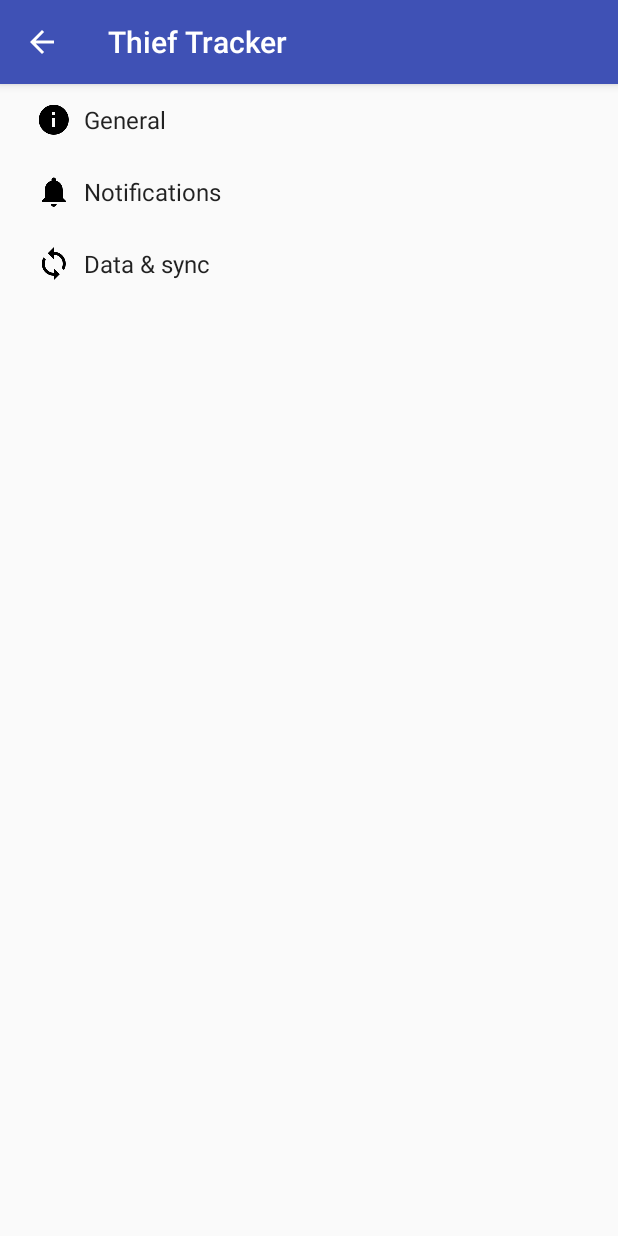
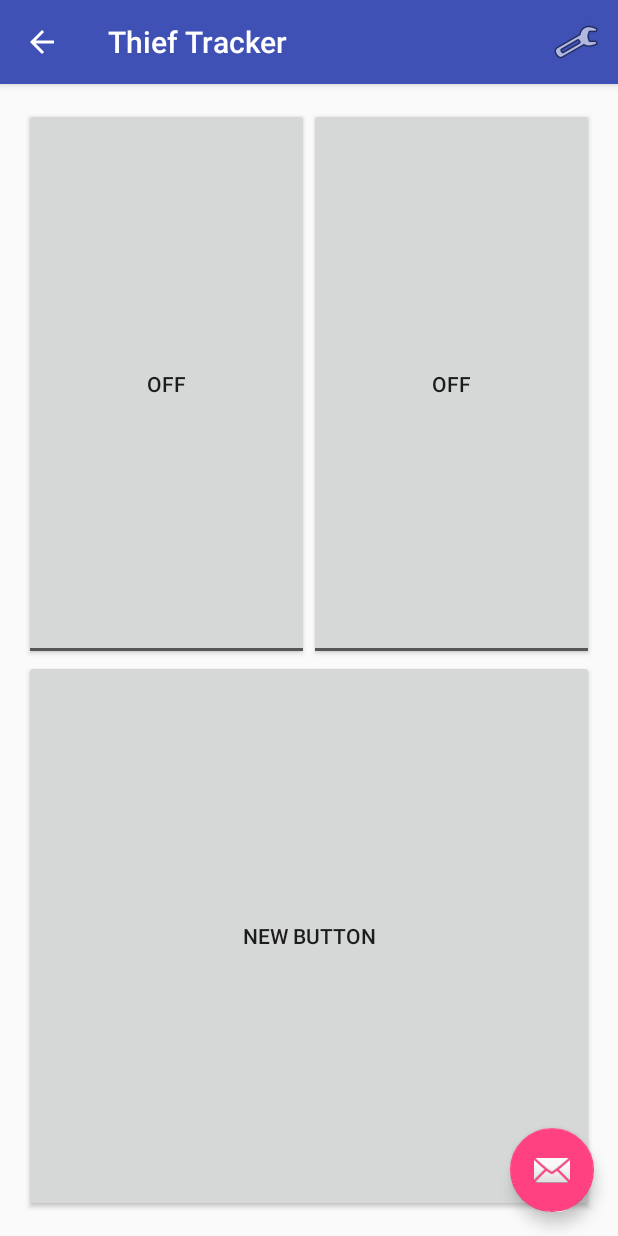
Before and after one commit to LeSphax/Thief-Tracker, an Android app: the screen it shows after launch (SettingsActivity before the commit, Home after it), on a phone screen of 412 x 824 dp. Run offline under Robolectric (Android 15) with nearby library versions, the phone set to English and light mode, and no system bars.

Commit message:
HomePage + Settings

```diff
--- a/app/build.gradle
+++ b/app/build.gradle
@@ -24,4 +24,5 @@ dependencies {
     testCompile 'junit:junit:4.12'
     compile 'com.android.support:appcompat-v7:23.0.1'
     compile 'com.android.support:support-v4:23.0.1'
+    compile 'com.android.support:design:23.0.1'
 }
--- a/app/src/main/AndroidManifest.xml
+++ b/app/src/main/AndroidManifest.xml
@@ -10,7 +10,14 @@
         android:theme="@style/AppTheme" >
         <activity
             android:name=".SettingsActivity"
-            android:label="@string/app_name" >
+            android:label="@string/title_activity_settings" >
+
+        </activity>
+        <activity
+            android:name=".Home"
+            android:exported="true"
+            android:label="@string/app_name"
+            android:theme="@style/AppTheme.NoActionBar" >
             <intent-filter>
                 <action android:name="android.intent.action.MAIN" />
 
--- /dev/null
+++ b/app/src/main/java/com/example/sbastien/thieftracker/Home.java
@@ -0,0 +1,60 @@
+package com.example.sbastien.thieftracker;
+
+import android.content.Intent;
+import android.os.Bundle;
+import android.support.design.widget.FloatingActionButton;
+import android.support.design.widget.Snackbar;
+import android.support.v7.app.ActionBar;
+import android.support.v7.app.AppCompatActivity;
+import android.support.v7.widget.Toolbar;
+import android.view.Menu;
+import android.view.MenuInflater;
+import android.view.MenuItem;
+import android.view.View;
+
+public class Home extends AppCompatActivity {
+
+    @Override
+    protected void onCreate(Bundle savedInstanceState) {
+        super.onCreate(savedInstanceState);
+        setContentView(R.layout.activity_home);
+        Toolbar toolbar = (Toolbar) findViewById(R.id.toolbar);
+        setSupportActionBar(toolbar);
+        setupActionBar();
+    }
+
+    /**
+     * Set up the {@link android.app.ActionBar}, if the API is available.
+     */
+    private void setupActionBar() {
+        ActionBar actionBar = getSupportActionBar();
+        if (actionBar != null) {
+            // Show the Up button in the action bar.
+            actionBar.setDisplayHomeAsUpEnabled(true);
+        }
+    }
+
+    @Override
+    public boolean onCreateOptionsMenu(Menu menu){
+        MenuInflater inflater = getMenuInflater();
+
+        inflater.inflate(R.menu.mainmenu, menu);
+
+        return true;
+    }
+
+    public boolean onOptionsItemSelected(MenuItem item){
+        int id = item.getItemId();
+        if (id == android.R.id.home) {
+            finish();
+            return true;
+        }
+        else{
+            Intent myIntent = new Intent(getApplicationContext(),SettingsActivity.class);
+            startActivityForResult(myIntent, 0);
+
+        }
+        return true;
+    }
+
+}
--- a/app/src/main/java/com/example/sbastien/thieftracker/SettingsActivity.java
+++ b/app/src/main/java/com/example/sbastien/thieftracker/SettingsActivity.java
@@ -162,6 +162,16 @@ public class SettingsActivity extends AppCompatPreferenceActivity {
                 || NotificationPreferenceFragment.class.getName().equals(fragmentName);
     }
 
+    @Override
+    public boolean onOptionsItemSelected(MenuItem item) {
+        int id = item.getItemId();
+        if (id == android.R.id.home) {
+            finish();
+            return true;
+        }
+        return super.onOptionsItemSelected(item);
+    }
+
     /**
      * This fragment shows general preferences only. It is used when the
      * activity is showing a two-pane settings UI.
--- /dev/null
+++ b/app/src/main/res/drawable/cart.xml
@@ -0,0 +1,4 @@
+<?xml version="1.0" encoding="utf-8"?>
+<selector xmlns:android="http://schemas.android.com/apk/res/android">
+
+</selector>
--- /dev/null
+++ b/app/src/main/res/layout/activity_home.xml
@@ -0,0 +1,25 @@
+<?xml version="1.0" encoding="utf-8"?>
+<android.support.design.widget.CoordinatorLayout
+    xmlns:android="http://schemas.android.com/apk/res/android"
+    xmlns:app="http://schemas.android.com/apk/res-auto"
+    xmlns:tools="http://schemas.android.com/tools" android:layout_width="match_parent"
+    android:layout_height="match_parent" android:fitsSystemWindows="true"
+    tools:context="com.example.sbastien.thieftracker.Home">
+
+    <android.support.design.widget.AppBarLayout android:layout_height="wrap_content"
+        android:layout_width="match_parent" android:theme="@style/AppTheme.AppBarOverlay">
+
+        <android.support.v7.widget.Toolbar android:id="@+id/toolbar"
+            android:layout_width="match_parent" android:layout_height="?attr/actionBarSize"
+            android:background="?attr/colorPrimary" app:popupTheme="@style/AppTheme.PopupOverlay" />
+
+    </android.support.design.widget.AppBarLayout>
+
+    <include layout="@layout/content_home" />
+
+    <android.support.design.widget.FloatingActionButton android:id="@+id/fab"
+        android:layout_width="wrap_content" android:layout_height="wrap_content"
+        android:layout_gravity="bottom|end" android:layout_margin="@dimen/fab_margin"
+        android:src="@android:drawable/ic_dialog_email" />
+
+</android.support.design.widget.CoordinatorLayout>
--- /dev/null
+++ b/app/src/main/res/layout/content_home.xml
@@ -0,0 +1,47 @@
+<?xml version="1.0" encoding="utf-8"?>
+<RelativeLayout xmlns:android="http://schemas.android.com/apk/res/android"
+    xmlns:tools="http://schemas.android.com/tools"
+    xmlns:app="http://schemas.android.com/apk/res-auto" android:layout_width="match_parent"
+    android:layout_height="match_parent" android:paddingLeft="@dimen/activity_horizontal_margin"
+    android:paddingRight="@dimen/activity_horizontal_margin"
+    android:paddingTop="@dimen/activity_vertical_margin"
+    android:paddingBottom="@dimen/activity_vertical_margin"
+    app:layout_behavior="@string/appbar_scrolling_view_behavior"
+    tools:showIn="@layout/activity_home" tools:context="com.example.sbastien.thieftracker.Home">
+
+    <LinearLayout
+        android:orientation="vertical"
+        android:layout_width="match_parent"
+        android:layout_height="match_parent">
+
+        <LinearLayout
+            android:orientation="horizontal"
+            android:layout_width="fill_parent"
+            android:layout_height="fill_parent"
+            android:layout_weight="1">
+
+            <ToggleButton
+                android:layout_width="fill_parent"
+                android:layout_height="fill_parent"
+                android:text="New ToggleButton"
+                android:id="@+id/toggleButton"
+                android:layout_alignParentTop="true"
+                android:layout_alignParentEnd="true"
+                android:layout_weight="1" />
+
+            <ToggleButton
+                android:layout_width="fill_parent"
+                android:layout_height="fill_parent"
+                android:text="New ToggleButton"
+                android:id="@+id/toggleButton2"
+                android:layout_weight="1" />
+        </LinearLayout>
+
+        <Button
+            android:layout_width="fill_parent"
+            android:layout_height="fill_parent"
+            android:text="New Button"
+            android:id="@+id/button"
+            android:layout_weight="1" />
+    </LinearLayout>
+</RelativeLayout>
--- /dev/null
+++ b/app/src/main/res/menu/mainmenu.xml
@@ -0,0 +1,11 @@
+<?xml version="1.0" encoding="utf-8"?>
+<menu
+    xmlns:android="http://schemas.android.com/apk/res/android"
+    xmlns:app="http://schemas.android.com/apk/res-auto">
+    <item
+        android:id="@+id/action_cart"
+        android:icon="@android:drawable/ic_menu_preferences"
+        android:orderInCategory="100"
+        app:showAsAction="ifRoom"
+        android:title="@string/settings" />
+</menu>
--- /dev/null
+++ b/app/src/main/res/values-v21/styles.xml
@@ -0,0 +1,8 @@
+<resources>>
+    <style name="AppTheme.NoActionBar">
+        <item name="windowActionBar">false</item>
+        <item name="windowNoTitle">true</item>
+        <item name="android:windowDrawsSystemBarBackgrounds">true</item>
+        <item name="android:statusBarColor">@android:color/transparent</item>
+    </style>
+</resources>
--- /dev/null
+++ b/app/src/main/res/values-w820dp/dimens.xml
@@ -0,0 +1,6 @@
+<resources>
+    <!-- Example customization of dimensions originally defined in res/values/dimens.xml
+         (such as screen margins) for screens with more than 820dp of available width. This
+         would include 7" and 10" devices in landscape (~960dp and ~1280dp respectively). -->
+    <dimen name="activity_horizontal_margin">64dp</dimen>
+</resources>
--- /dev/null
+++ b/app/src/main/res/values/dimens.xml
@@ -0,0 +1,6 @@
+<resources>
+    <!-- Default screen margins, per the Android Design guidelines. -->
+    <dimen name="activity_horizontal_margin">16dp</dimen>
+    <dimen name="activity_vertical_margin">16dp</dimen>
+    <dimen name="fab_margin">16dp</dimen>
+</resources>
--- a/app/src/main/res/values/strings.xml
+++ b/app/src/main/res/values/strings.xml
@@ -58,4 +58,7 @@
     <string name="pref_ringtone_silent">Silent</string>
 
     <string name="pref_title_vibrate">Vibrate</string>
+    <string name="title_activity_main">MainActivity</string>
+    <string name="title_activity_settings">Settings</string>
+    <string name="settings">Settings</string>
 </resources>
--- a/app/src/main/res/values/styles.xml
+++ b/app/src/main/res/values/styles.xml
@@ -7,5 +7,11 @@
         <item name="colorPrimaryDark">@color/colorPrimaryDark</item>
         <item name="colorAccent">@color/colorAccent</item>
     </style>
+    <style name="AppTheme.NoActionBar">
+        <item name="windowActionBar">false</item>
+        <item name="windowNoTitle">true</item>
+    </style>
+    <style name="AppTheme.AppBarOverlay" parent="ThemeOverlay.AppCompat.Dark.ActionBar" />
+    <style name="AppTheme.PopupOverlay" parent="ThemeOverlay.AppCompat.Light" />
 
 </resources>
```
Also changed, not shown: 1 other file.
